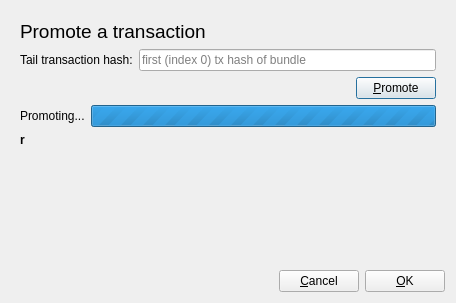
Old version of the form widgets/promotereattachdialog.ui in the repository joshirio/iota-cooler.
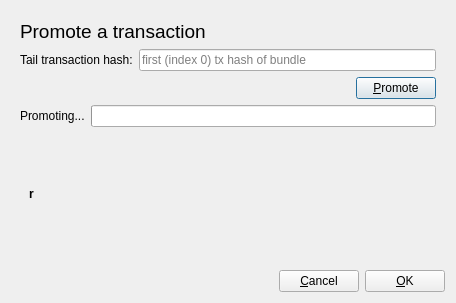
New version of the form.

Commit message: promote 5 times instead of just 1 spam tx

Patch:
```diff
--- a/widgets/promotereattachdialog.ui
+++ b/widgets/promotereattachdialog.ui
@@ -101,7 +101,7 @@
          <item>
           <widget class="QProgressBar" name="promoteProgressBar">
            <property name="maximum">
-            <number>0</number>
+            <number>5</number>
            </property>
            <property name="value">
             <number>-1</number>
@@ -110,6 +110,24 @@
          </item>
         </layout>
        </item>
+       <item>
+        <widget class="QScrollArea" name="scrollArea_2">
+         <property name="frameShape">
+          <enum>QFrame::NoFrame</enum>
+         </property>
+         <property name="widgetResizable">
+          <bool>true</bool>
+         </property>
+         <widget class="QWidget" name="scrollAreaWidgetContents_2">
+          <property name="geometry">
+           <rect>
+            <x>0</x>
+            <y>0</y>
+            <width>420</width>
+            <height>85</height>
+           </rect>
+          </property>
+          <layout class="QVBoxLayout" name="verticalLayout_5">
        <item>
         <widget class="QLabel" name="promoteResultLabel">
          <property name="styleSheet">
@@ -129,18 +147,9 @@
          </property>
         </widget>
        </item>
-       <item>
-        <spacer name="verticalSpacer">
-         <property name="orientation">
-          <enum>Qt::Vertical</enum>
-         </property>
-         <property name="sizeHint" stdset="0">
-          <size>
-           <width>20</width>
-           <height>40</height>
-          </size>
-         </property>
-        </spacer>
+          </layout>
+         </widget>
+        </widget>
        </item>
       </layout>
      </widget>
```
Left out of the diff: 33 changed lines with no effect on the pictures. Lines whose indentation alone changed are shown as unchanged. The commit also changes 2 other files.
